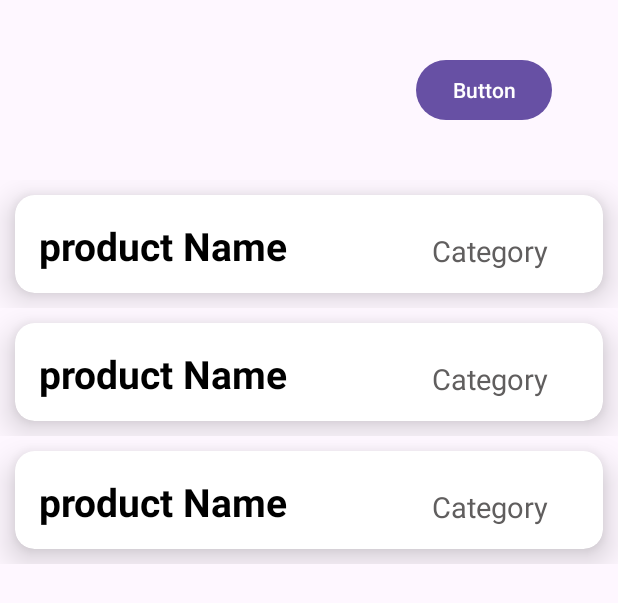
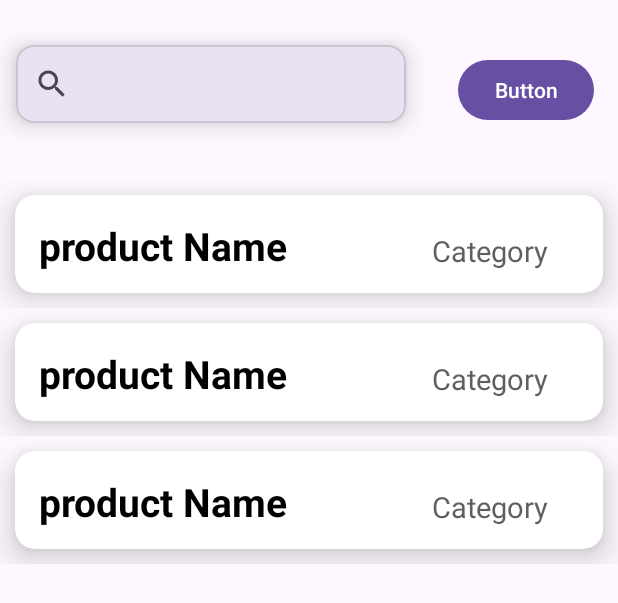
Before and after one commit to tamzidisrakadol/kotlinVolley, an Android app: the layout activity_reactive.xml on its own in the app's theme, with its tools: preview values and no code run, on a phone screen of 412 x 824 dp. Shown: the top 603 px of the screen. Run offline under Robolectric (Android 15) with nearby library versions, the phone set to English and light mode, and no system bars; network calls fail.

Commit message:
fetch data from mySql database add swipe refresh layout and shimmer_layout.xml add rxJava. create observer and observable add retrofit with RxJava add recyclerView with RxJava add fake volley api call for uploading data with getParam() add searchView with Rxjava

```diff
--- a/app/src/main/java/com/example/datafetchfromphp/adapter/FakeProductAdapter.kt
+++ b/app/src/main/java/com/example/datafetchfromphp/adapter/FakeProductAdapter.kt
@@ -6,10 +6,14 @@ import androidx.recyclerview.widget.RecyclerView
 import com.example.datafetchfromphp.databinding.ProductItemLayoutBinding
 import com.example.datafetchfromphp.model.FakeProductModel
 
-class FakeProductAdapter(private val fakeProductList:List<FakeProductModel>):RecyclerView.Adapter<FakeProductAdapter.ViewHolder>() {
+class FakeProductAdapter(private var fakeProductList:List<FakeProductModel>):RecyclerView.Adapter<FakeProductAdapter.ViewHolder>() {
 
     class ViewHolder(val binding: ProductItemLayoutBinding):RecyclerView.ViewHolder(binding.root){
 
+    }
+    fun setFilterList(fakeProductList: List<FakeProductModel>){
+        this.fakeProductList = fakeProductList
+        notifyDataSetChanged()
     }
 
     override fun onCreateViewHolder(parent: ViewGroup, viewType: Int): ViewHolder {
--- a/app/src/main/res/layout/activity_reactive.xml
+++ b/app/src/main/res/layout/activity_reactive.xml
@@ -6,12 +6,32 @@
     android:layout_height="match_parent"
     tools:context=".views.ReactiveActivity">
 
+
+    <com.google.android.material.card.MaterialCardView
+        android:layout_width="@dimen/_200sdp"
+        android:layout_height="@dimen/_40sdp"
+        android:layout_marginTop="30dp"
+        app:cardElevation="10dp"
+        app:layout_constraintEnd_toStartOf="@+id/button"
+        app:layout_constraintHorizontal_bias="0.228"
+        app:layout_constraintStart_toStartOf="parent"
+        app:layout_constraintTop_toTopOf="parent">
+
+        <androidx.appcompat.widget.SearchView
+            android:id="@+id/rSearchView"
+            android:layout_width="match_parent"
+            android:layout_height="match_parent"
+            app:queryBackground="@android:color/transparent"
+            app:queryHint="Search here" />
+
+    </com.google.android.material.card.MaterialCardView>
+
     <Button
         android:id="@+id/button"
         android:layout_width="wrap_content"
         android:layout_height="wrap_content"
         android:layout_marginTop="36dp"
-        android:layout_marginEnd="44dp"
+        android:layout_marginEnd="16dp"
         android:text="Button"
         app:layout_constraintEnd_toEndOf="parent"
         app:layout_constraintTop_toTopOf="parent" />
```
Also changed, not shown: app/src/main/java/com/example/datafetchfromphp/views/ReactiveActivity.kt (+88 -11 lines).
